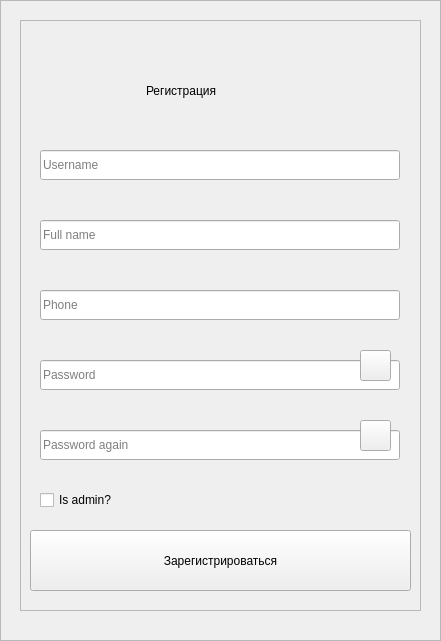
Old version of the form ui/register.ui in the repository Wester35/desktop-app-mcc.
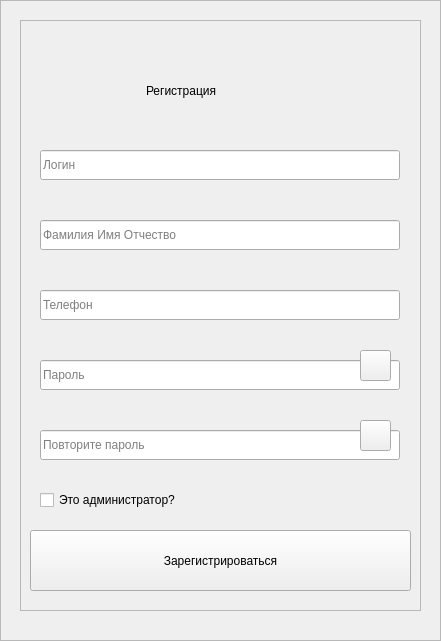
New version of the form. Icons and pictures are not drawn.

The edit to the form file:
```diff
--- a/ui/register.ui
+++ b/ui/register.ui
@@ -18,7 +18,7 @@
   </property>
   <property name="maximumSize">
    <size>
-    <width>541</width>
+    <width>441</width>
     <height>641</height>
    </size>
   </property>
@@ -219,7 +219,7 @@
       <string/>
      </property>
      <property name="placeholderText">
-      <string>Username</string>
+      <string>Логин</string>
      </property>
     </widget>
     <widget class="QLineEdit" name="passwordEdit">
@@ -241,7 +241,7 @@
       <enum>QLineEdit::EchoMode::Password</enum>
      </property>
      <property name="placeholderText">
-      <string>Password</string>
+      <string>Пароль</string>
      </property>
     </widget>
     <widget class="QPushButton" name="checkPassword_2">
@@ -270,7 +270,7 @@
       <string/>
      </property>
      <property name="placeholderText">
-      <string>Full name</string>
+      <string>Фамилия Имя Отчество</string>
      </property>
     </widget>
     <widget class="QLineEdit" name="phoneEdit">
@@ -286,7 +286,7 @@
       <string/>
      </property>
      <property name="placeholderText">
-      <string>Phone</string>
+      <string>Телефон</string>
      </property>
     </widget>
     <widget class="QLineEdit" name="passwordEdit_2">
@@ -308,7 +308,7 @@
       <enum>QLineEdit::EchoMode::Password</enum>
      </property>
      <property name="placeholderText">
-      <string>Password again</string>
+      <string>Повторите пароль</string>
      </property>
     </widget>
     <widget class="QPushButton" name="checkPassword">
@@ -337,7 +337,7 @@
       <bool>false</bool>
      </property>
      <property name="text">
-      <string>Is admin?</string>
+      <string>Это администратор?</string>
      </property>
     </widget>
     <zorder>label</zorder>
```
